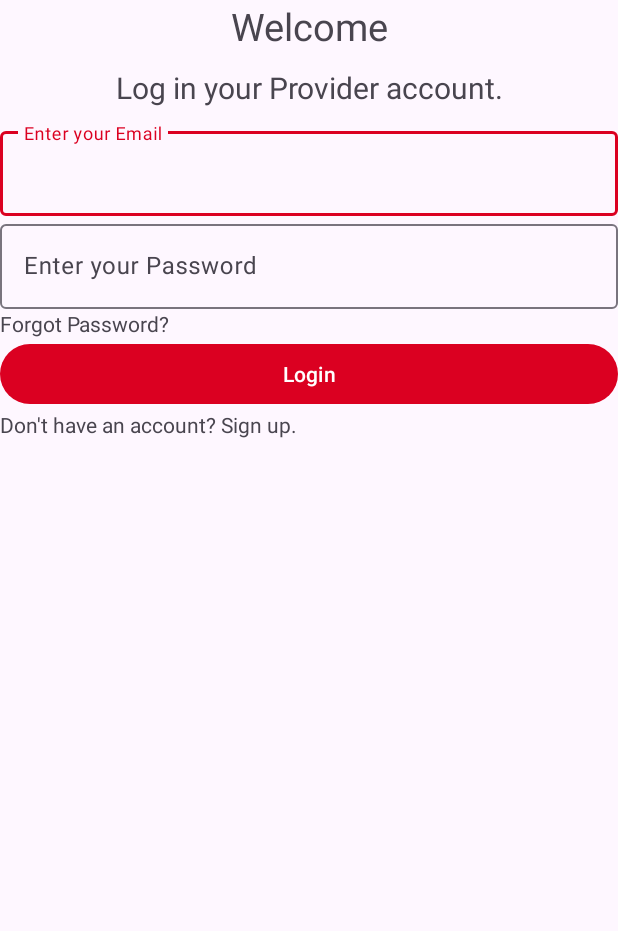
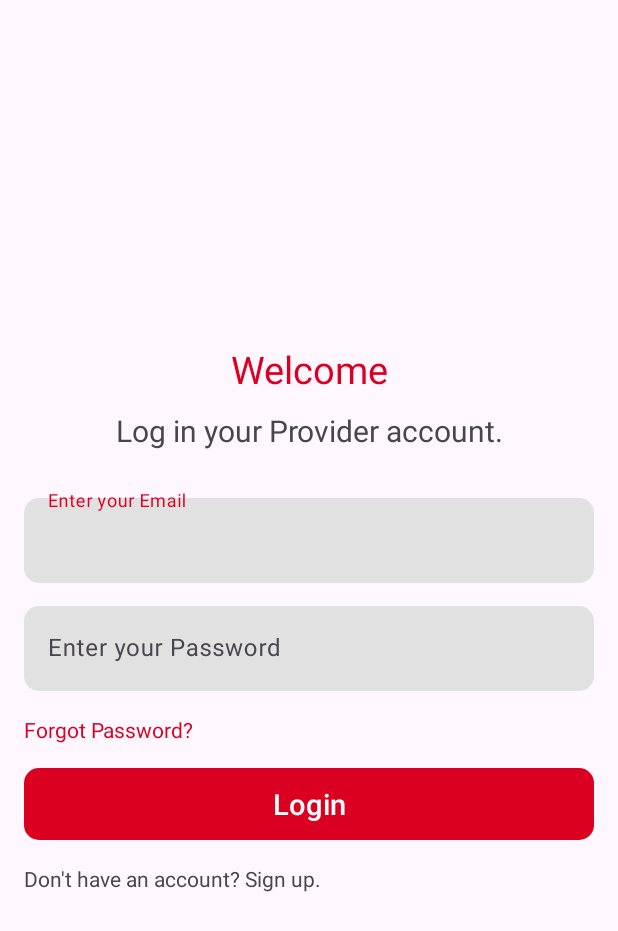
Before and after one commit to atiqurx/service-request-system, an Android app: the layout activity_login_provider.xml on its own in the app's theme, with its tools: preview values and no code run, on a phone screen of 412 x 824 dp. Shown: the top 931 px of the screen. Run offline under Robolectric (Android 15) with nearby library versions, the phone set to English and light mode, and no system bars.

Commit message:
fix provider login ui

```diff
--- a/app/src/main/java/com/example/srs/LoginProvider.java
+++ b/app/src/main/java/com/example/srs/LoginProvider.java
@@ -2,7 +2,10 @@ package com.example.srs;
 
 import android.content.Intent;
 import android.os.Bundle;
+import android.text.Spannable;
+import android.text.SpannableString;
 import android.text.TextUtils;
+import android.text.style.ForegroundColorSpan;
 import android.view.View;
 import android.widget.Button;
 import android.widget.TextView;
@@ -11,6 +14,7 @@ import android.widget.Toast;
 import androidx.activity.EdgeToEdge;
 import androidx.annotation.NonNull;
 import androidx.appcompat.app.AppCompatActivity;
+import androidx.core.content.ContextCompat;
 import androidx.core.graphics.Insets;
 import androidx.core.view.ViewCompat;
 import androidx.core.view.WindowInsetsCompat;
@@ -40,6 +44,23 @@ public class LoginProvider extends AppCompatActivity {
             startActivity(intent);
             finish();
         }
+
+        TextView textView = findViewById(R.id.register_from_login_provider);
+        String text = getString(R.string.no_account_signup);
+
+        SpannableString spannableString = new SpannableString(text);
+        ForegroundColorSpan colorSpan = new ForegroundColorSpan(ContextCompat.getColor(this, R.color.red));
+
+        // Find the start and end index of "Sign up" in the text
+        int startIndex = text.indexOf("Sign up");
+        int endIndex = startIndex + "Sign up".length();
+
+        // Apply the red color to the "Sign up" text
+        spannableString.setSpan(colorSpan, startIndex, endIndex, Spannable.SPAN_EXCLUSIVE_EXCLUSIVE);
+
+        // Set the SpannableString to the TextView
+        textView.setText(spannableString);
+
     }
 
     @Override
@@ -47,11 +68,7 @@ public class LoginProvider extends AppCompatActivity {
         super.onCreate(savedInstanceState);
         EdgeToEdge.enable(this);
         setContentView(R.layout.activity_login_provider);
-        ViewCompat.setOnApplyWindowInsetsListener(findViewById(R.id.main), (v, insets) -> {
-            Insets systemBars = insets.getInsets(WindowInsetsCompat.Type.systemBars());
-            v.setPadding(systemBars.left, systemBars.top, systemBars.right, systemBars.bottom);
-            return insets;
-        });
+
         mAuth = FirebaseAuth.getInstance();
         editTextEmail = findViewById(R.id.login_email);
         editTextPassword = findViewById(R.id.login_password);
--- a/app/src/main/res/layout/activity_login.xml
+++ b/app/src/main/res/layout/activity_login.xml
@@ -75,7 +75,7 @@
         android:layout_height="wrap_content"
         android:background="@drawable/rectangle_button"
         android:text="@string/login"
-        android:textSize="19dp"/>
+        android:textSize="19sp"/>
 
     <TextView
         android:id="@+id/register_from_login"
--- a/app/src/main/res/layout/activity_login_provider.xml
+++ b/app/src/main/res/layout/activity_login_provider.xml
@@ -6,7 +6,9 @@
     android:layout_width="match_parent"
     android:layout_height="match_parent"
     android:orientation="vertical"
-    tools:context=".Login">
+    tools:context=".Login"
+    android:gravity="center"
+    android:padding="16dp">
 
     <TextView
         android:id="@+id/textView6"
@@ -14,7 +16,8 @@
         android:layout_height="wrap_content"
         android:text="@string/welcome"
         android:gravity="center"
-        android:textSize="25sp"/>
+        android:textSize="25sp"
+        android:textColor="@color/red"/>
 
     <TextView
         android:id="@+id/textView7"
@@ -23,7 +26,8 @@
         android:text="@string/login_acc_provider"
         android:gravity="center"
         android:textSize="20sp"
-        android:padding="10dp"/>
+        android:padding="10dp"
+        android:layout_marginBottom="16dp"/>
     <com.google.android.material.textfield.TextInputLayout
         android:layout_width="match_parent"
         android:layout_height="wrap_content">
@@ -33,19 +37,26 @@
             android:layout_height="wrap_content"
             android:ems="10"
             android:hint="@string/ent_email"
-            android:inputType="textEmailAddress"/>
+            android:inputType="textEmailAddress"
+            android:background="@drawable/text_input"
+            android:textColor="@android:color/black"
+            android:textColorHint="@android:color/black"/>
     </com.google.android.material.textfield.TextInputLayout>
 
     <com.google.android.material.textfield.TextInputLayout
         android:layout_width="match_parent"
-        android:layout_height="wrap_content">
+        android:layout_height="wrap_content"
+        android:layout_marginTop="10dp">
         <com.google.android.material.textfield.TextInputEditText
             android:id="@+id/login_password"
             android:layout_width="match_parent"
             android:layout_height="wrap_content"
             android:ems="10"
             android:inputType="textPassword"
-            android:hint="@string/ent_pass"/>
+            android:hint="@string/ent_pass"
+            android:background="@drawable/text_input"
+            android:textColor="@android:color/black"
+            android:textColorHint="@android:color/black"/>
     </com.google.android.material.textfield.TextInputLayout>
 
 
@@ -53,19 +64,25 @@
         android:id="@+id/forgot_password_provider"
         android:layout_width="match_parent"
         android:layout_height="wrap_content"
-        android:text="@string/forget_password" />
+        android:text="@string/forget_password"
+        android:layout_marginTop="16dp"
+        android:layout_marginBottom="16dp"
+        android:textColor="@color/red"/>
 
     <Button
         android:id="@+id/login_button_provider"
         android:layout_width="match_parent"
         android:layout_height="wrap_content"
-        android:text="@string/login" />
+        android:text="@string/login"
+        android:textSize="19sp"
+        android:background="@drawable/rectangle_button"/>
 
     <TextView
         android:id="@+id/register_from_login_provider"
         android:layout_width="match_parent"
         android:layout_height="wrap_content"
-        android:text="@string/no_account_signup" />
+        android:text="@string/no_account_signup"
+        android:layout_marginTop="16dp"/>
 
 
 </LinearLayout>
```
